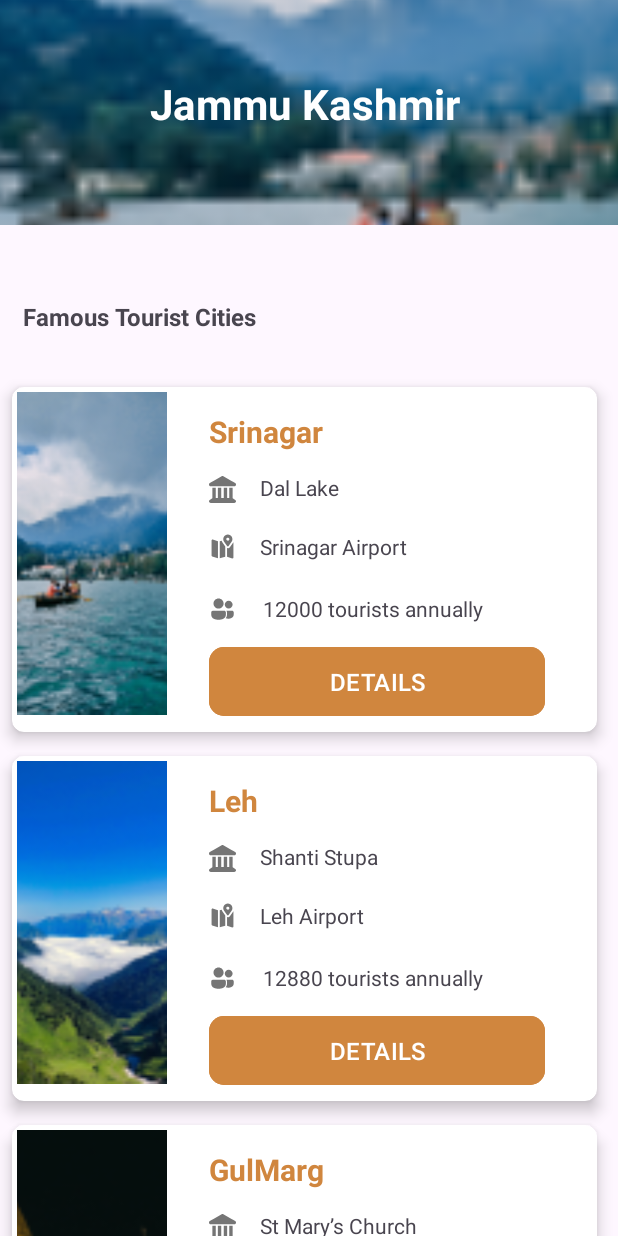
After one commit to Bhuvan588/Tourism-App, an Android app: the JK_Explore screen opened directly, with no data from a screen before it, on a phone screen of 412 x 824 dp. The commit adds this screen. Run offline under Robolectric (Android 15) with nearby library versions, the light colour scheme and no system bars.

Commit message:
Added RecyclerView to JammuKashmirExplore Page

```diff
--- a/app/build.gradle.kts
+++ b/app/build.gradle.kts
@@ -48,6 +48,5 @@ dependencies {
     testImplementation("junit:junit:4.13.2")
     androidTestImplementation("androidx.test.ext:junit:1.1.5")
     implementation("androidx.recyclerview:recyclerview:1.3.2")
-
     androidTestImplementation("androidx.test.espresso:espresso-core:3.5.1")
 }
--- a/app/src/main/AndroidManifest.xml
+++ b/app/src/main/AndroidManifest.xml
@@ -12,6 +12,9 @@
         android:supportsRtl="true"
         android:theme="@style/Theme.MADFINAL"
         tools:targetApi="31">
+        <activity
+            android:name=".JK_Explore"
+            android:exported="false" />
         <activity
             android:name=".JK"
             android:exported="false" />
--- /dev/null
+++ b/app/src/main/java/com/example/mad_final/CityAdapter.java
@@ -0,0 +1,75 @@
+package com.example.mad_final;
+
+// CityAdapter.java
+import android.content.Context;
+import android.view.LayoutInflater;
+import android.view.View;
+import android.view.ViewGroup;
+import android.widget.Button;
+import android.widget.ImageView;
+import android.widget.TextView;
+
+import androidx.annotation.NonNull;
+import androidx.cardview.widget.CardView;
+import androidx.recyclerview.widget.RecyclerView;
+
+import java.util.List;
+
+public class CityAdapter extends RecyclerView.Adapter<CityAdapter.CityViewHolder> {
+
+    private Context context;
+    private List<CityModel> cityList;
+
+    public CityAdapter(Context context, List<CityModel> cityList) {
+        this.context = context;
+        this.cityList = cityList;
+    }
+
+    @NonNull
+    @Override
+    public CityViewHolder onCreateViewHolder(@NonNull ViewGroup parent, int viewType) {
+        View view = LayoutInflater.from(context).inflate(R.layout.city_card_layout, parent, false);
+        return new CityViewHolder(view);
+    }
+
+    @Override
+    public void onBindViewHolder(@NonNull CityViewHolder holder, int position) {
+        CityModel city = cityList.get(position);
+
+        holder.cityImage.setImageResource(city.getCityImage());
+        holder.cityName.setText(city.getCityName());
+        holder.cityLandmark.setText(city.getCityLandmark());
+        holder.cityAirport.setText(city.getCityAirport());
+        holder.cityTourists.setText(city.getCityTourists());
+
+        holder.cityDetailsBtn.setOnClickListener(new View.OnClickListener() {
+            @Override
+            public void onClick(View v) {
+                // Handle button click if needed
+            }
+        });
+    }
+
+    @Override
+    public int getItemCount() {
+        return cityList.size();
+    }
+
+    public static class CityViewHolder extends RecyclerView.ViewHolder {
+        ImageView cityImage;
+        TextView cityName, cityLandmark, cityAirport, cityTourists;
+        Button cityDetailsBtn;
+        CardView cardView;
+
+        public CityViewHolder(@NonNull View itemView) {
+            super(itemView);
+            cityImage = itemView.findViewById(R.id.city_image);
+            cityName = itemView.findViewById(R.id.city_name);
+            cityLandmark = itemView.findViewById(R.id.city_landmark);
+            cityAirport = itemView.findViewById(R.id.city_airport);
+            cityTourists = itemView.findViewById(R.id.city_tourists);
+            cityDetailsBtn = itemView.findViewById(R.id.city_details_btn);
+            cardView = itemView.findViewById(R.id.card_view);
+        }
+    }
+}
--- /dev/null
+++ b/app/src/main/java/com/example/mad_final/CityModel.java
@@ -0,0 +1,57 @@
+package com.example.mad_final;
+// CityModel.java
+public class CityModel {
+    private int cityImage;
+    private String cityName;
+    private String cityLandmark;
+    private String cityAirport;
+    private String cityTourists;
+
+    public CityModel(int cityImage, String cityName, String cityLandmark, String cityAirport, String cityTourists) {
+        this.cityImage = cityImage;
+        this.cityName = cityName;
+        this.cityLandmark = cityLandmark;
+        this.cityAirport = cityAirport;
+        this.cityTourists = cityTourists;
+    }
+
+    public int getCityImage() {
+        return cityImage;
+    }
+
+    public void setCityImage(int cityImage) {
+        this.cityImage = cityImage;
+    }
+
+    public String getCityName() {
+        return cityName;
+    }
+
+    public void setCityName(String cityName) {
+        this.cityName = cityName;
+    }
+
+    public String getCityLandmark() {
+        return cityLandmark;
+    }
+
+    public void setCityLandmark(String cityLandmark) {
+        this.cityLandmark = cityLandmark;
+    }
+
+    public String getCityAirport() {
+        return cityAirport;
+    }
+
+    public void setCityAirport(String cityAirport) {
+        this.cityAirport = cityAirport;
+    }
+
+    public String getCityTourists() {
+        return cityTourists;
+    }
+
+    public void setCityTourists(String cityTourists) {
+        this.cityTourists = cityTourists;
+    }
+}
--- a/app/src/main/java/com/example/mad_final/JK.java
+++ b/app/src/main/java/com/example/mad_final/JK.java
@@ -23,5 +23,15 @@ public class JK extends AppCompatActivity {
                 onBackPressed();
             }
         });
+
+        Button exploreBtn = findViewById(R.id.explore_jk_btn);
+
+        exploreBtn.setOnClickListener(new View.OnClickListener() {
+            @Override
+            public void onClick(View v) {
+                Intent intent = new Intent(getApplicationContext(), JK_Explore.class);
+                startActivity(intent);
+            }
+        });
     }
 }
--- /dev/null
+++ b/app/src/main/java/com/example/mad_final/JK_Explore.java
@@ -0,0 +1,35 @@
+package com.example.mad_final;
+
+import androidx.appcompat.app.AppCompatActivity;
+import androidx.recyclerview.widget.LinearLayoutManager;
+import androidx.recyclerview.widget.RecyclerView;
+
+import android.os.Bundle;
+
+import java.util.ArrayList;
+import java.util.List;
+
+public class JK_Explore extends AppCompatActivity {
+
+    @Override
+    protected void onCreate(Bundle savedInstanceState) {
+        super.onCreate(savedInstanceState);
+        setContentView(R.layout.activity_jk_explore);
+
+
+        RecyclerView recyclerView = findViewById(R.id.recyclerView);
+        recyclerView.setLayoutManager(new LinearLayoutManager(this));
+
+        List<CityModel> cityList = new ArrayList<>();
+        // Add your city data to the list
+        cityList.add(new CityModel(R.mipmap.image_1, "Srinagar", "Dal Lake", "Srinagar Airport", "12000 tourists annually"));
+        cityList.add(new CityModel(R.mipmap.image_2, "Leh", "Shanti Stupa", "Leh Airport", "12880 tourists annually"));
+        cityList.add(new CityModel(R.mipmap.image_3, "GulMarg", "St Mary’s Church", "50km from Srinagar", "6588 tourists annually"));
+        cityList.add(new CityModel(R.mipmap.image_4, "Pahalgam", "Sheshnag Lake", "95km from Srinagar", "9880 tourists annually"));
+
+        // Add more cities as needed
+
+        CityAdapter adapter = new CityAdapter(this, cityList);
+        recyclerView.setAdapter(adapter);
+    }
+}
--- a/app/src/main/java/com/example/mad_final/Place.java
+++ b/app/src/main/java/com/example/mad_final/Place.java
@@ -1,12 +1,12 @@
 package com.example.mad_final;
 
 public class Place {
-    String place_name;
-    String place_rating;
-    String place_status;
+    private String place_name;
+    private String place_rating;
+    private String place_status;
 
-    String place_description;
-    int place_image;
+    private String place_description;
+    private int place_image;
 
     public Place(String place_name, String place_rating, String place_status, int image, String place_description) {
         this.place_name = place_name;
--- /dev/null
+++ b/app/src/main/res/drawable/landmark.xml
@@ -0,0 +1,13 @@
+<vector xmlns:android="http://schemas.android.com/apk/res/android"
+    android:width="12dp"
+    android:height="12dp"
+    android:viewportWidth="12"
+    android:viewportHeight="12">
+  <group>
+    <clip-path
+        android:pathData="M0,0h12v12h-12z"/>
+    <path
+        android:pathData="M5.628,0.098C5.857,-0.033 6.141,-0.033 6.373,0.098L10.399,2.398L10.5,2.438V2.459L11.623,3.101C11.918,3.27 12.063,3.616 11.977,3.945C11.89,4.273 11.592,4.502 11.252,4.502H0.75C0.41,4.502 0.113,4.273 0.026,3.945C-0.061,3.616 0.085,3.27 0.38,3.101L1.5,2.459V2.438L1.603,2.4L5.628,0.098ZM1.5,5.25H3V9.75H3.938V5.25H5.438V9.75H6.563V5.25H8.063V9.75H9V5.25H10.5V9.851C10.514,9.858 10.528,9.867 10.542,9.877L11.667,10.627C11.942,10.809 12.066,11.152 11.97,11.468C11.874,11.784 11.581,12 11.25,12H0.75C0.42,12 0.129,11.784 0.033,11.468C-0.063,11.152 0.059,10.809 0.335,10.627L1.46,9.877C1.474,9.867 1.488,9.86 1.503,9.851V5.25H1.5Z"
+        android:fillColor="#757575"/>
+  </group>
+</vector>
--- /dev/null
+++ b/app/src/main/res/drawable/people.xml
@@ -0,0 +1,9 @@
+<vector xmlns:android="http://schemas.android.com/apk/res/android"
+    android:width="14dp"
+    android:height="14dp"
+    android:viewportWidth="14"
+    android:viewportHeight="14">
+  <path
+      android:pathData="M2.042,8.167L7.875,8.167C8.33,8.167 8.704,8.515 8.746,8.958L8.75,9.042V10.208C8.749,12.25 6.582,12.833 4.958,12.833C3.37,12.833 1.263,12.276 1.17,10.342L1.167,10.208V9.042C1.167,8.587 1.514,8.213 1.957,8.171L2.042,8.167ZM9.035,8.167H11.958C12.413,8.167 12.787,8.513 12.829,8.957L12.833,9.042V9.917C12.833,11.703 11.166,12.25 9.917,12.25C9.52,12.25 9.082,12.194 8.668,12.062C9.049,11.625 9.296,11.069 9.329,10.372L9.333,10.208V9.042C9.333,8.753 9.246,8.487 9.101,8.261L9.035,8.167ZM4.958,1.75C6.408,1.75 7.583,2.925 7.583,4.375C7.583,5.825 6.408,7 4.958,7C3.509,7 2.333,5.825 2.333,4.375C2.333,2.925 3.509,1.75 4.958,1.75ZM10.208,2.917C11.336,2.917 12.25,3.831 12.25,4.958C12.25,6.086 11.336,7 10.208,7C9.081,7 8.167,6.086 8.167,4.958C8.167,3.831 9.081,2.917 10.208,2.917Z"
+      android:fillColor="#757575"/>
+</vector>
--- /dev/null
+++ b/app/src/main/res/drawable/travel_2.xml
@@ -0,0 +1,18 @@
+<vector xmlns:android="http://schemas.android.com/apk/res/android"
+    android:width="15dp"
+    android:height="15dp"
+    android:viewportWidth="15"
+    android:viewportHeight="15">
+  <path
+      android:pathData="M13.548,5.153C13.488,5.267 13.423,5.378 13.352,5.486L11.687,7.817C11.548,8.011 11.364,8.17 11.151,8.279C10.939,8.389 10.703,8.446 10.464,8.446C10.316,8.444 10.169,8.419 10.029,8.374V13.194L12.922,14.103C12.969,14.117 13.017,14.124 13.066,14.124C13.132,14.124 13.197,14.111 13.258,14.086C13.319,14.061 13.374,14.024 13.421,13.977C13.467,13.931 13.504,13.876 13.529,13.815C13.554,13.754 13.567,13.689 13.567,13.623V5.274C13.566,5.233 13.559,5.192 13.548,5.153Z"
+      android:fillColor="#757575"/>
+  <path
+      android:pathData="M7.031,4.327L5.978,4.616V14.005L9.027,13.165V7.517L7.576,5.486C7.326,5.136 7.141,4.743 7.031,4.327Z"
+      android:fillColor="#757575"/>
+  <path
+      android:pathData="M1.635,3.758C1.572,3.805 1.521,3.865 1.486,3.935C1.451,4.005 1.433,4.082 1.433,4.16V12.51C1.433,12.618 1.467,12.722 1.532,12.809C1.596,12.895 1.686,12.959 1.789,12.99L4.976,13.991V4.591L2.078,3.68C2.003,3.658 1.924,3.653 1.847,3.667C1.77,3.68 1.697,3.712 1.635,3.758Z"
+      android:fillColor="#757575"/>
+  <path
+      android:pathData="M10.056,7.234C10.102,7.299 10.164,7.352 10.234,7.389C10.305,7.425 10.384,7.444 10.464,7.444C10.543,7.444 10.622,7.425 10.693,7.389C10.764,7.352 10.825,7.299 10.872,7.234L12.536,4.904C12.809,4.523 12.97,4.074 13.004,3.608C13.038,3.141 12.943,2.674 12.729,2.258C12.514,1.842 12.19,1.493 11.79,1.249C11.391,1.005 10.932,0.876 10.464,0.876C9.996,0.876 9.537,1.005 9.137,1.249C8.738,1.493 8.413,1.842 8.199,2.258C7.985,2.674 7.89,3.141 7.923,3.608C7.957,4.074 8.119,4.523 8.391,4.904L10.056,7.234ZM10.464,2.588C10.629,2.588 10.79,2.637 10.928,2.729C11.065,2.821 11.172,2.951 11.235,3.104C11.298,3.256 11.315,3.424 11.283,3.586C11.25,3.748 11.171,3.897 11.054,4.014C10.937,4.13 10.789,4.21 10.627,4.242C10.465,4.274 10.297,4.258 10.144,4.195C9.992,4.131 9.861,4.024 9.77,3.887C9.678,3.75 9.629,3.588 9.629,3.423C9.629,3.314 9.65,3.205 9.692,3.104C9.734,3.002 9.796,2.91 9.873,2.833C9.951,2.755 10.043,2.694 10.144,2.652C10.246,2.61 10.354,2.588 10.464,2.588Z"
+      android:fillColor="#757575"/>
+</vector>
--- /dev/null
+++ b/app/src/main/res/layout/activity_jk_explore.xml
@@ -0,0 +1,52 @@
+<?xml version="1.0" encoding="utf-8"?>
+<androidx.constraintlayout.widget.ConstraintLayout xmlns:android="http://schemas.android.com/apk/res/android"
+    xmlns:app="http://schemas.android.com/apk/res-auto"
+    xmlns:tools="http://schemas.android.com/tools"
+    android:layout_width="match_parent"
+    android:layout_height="match_parent"
+    tools:context=".JK_Explore">
+
+
+
+    <ImageView
+        android:layout_width="700dp"
+        android:layout_marginLeft="-20dp"
+        android:layout_height="150dp"
+        android:scaleType="centerCrop"
+        android:src="@mipmap/image_1"
+        app:layout_constraintStart_toStartOf="parent"
+        app:layout_constraintTop_toTopOf="parent" />
+
+    <TextView
+        android:layout_width="wrap_content"
+        android:layout_height="wrap_content"
+        android:text="Jammu Kashmir"
+        android:layout_marginTop="50dp"
+        android:textSize="28sp"
+        android:textStyle="bold"
+        android:textColor="@color/white"
+        android:layout_marginLeft="100dp"
+        app:layout_constraintStart_toStartOf="parent"
+        app:layout_constraintTop_toTopOf="parent" />
+
+    <TextView
+        android:layout_width="wrap_content"
+        android:layout_height="wrap_content"
+        android:text="Famous Tourist Cities"
+        android:layout_marginTop="200dp"
+        android:layout_marginLeft="15dp"
+        android:textStyle="bold"
+        android:textSize="16sp"
+        app:layout_constraintStart_toStartOf="parent"
+        app:layout_constraintTop_toTopOf="parent" />
+
+
+    <androidx.recyclerview.widget.RecyclerView
+        android:id="@+id/recyclerView"
+        android:layout_width="match_parent"
+        android:layout_height="match_parent"
+        app:layout_constraintStart_toStartOf="parent"
+        app:layout_constraintTop_toTopOf="parent"
+        android:layout_marginTop="250dp"/>
+
+</androidx.constraintlayout.widget.ConstraintLayout>
--- a/app/src/main/res/layout/activity_main.xml
+++ b/app/src/main/res/layout/activity_main.xml
@@ -18,25 +18,25 @@
         android:layout_height="70dp"
         android:layout_alignParentTop="true"
         android:layout_centerHorizontal="true"
-        android:layout_marginTop="460dp"
-        android:layout_marginEnd="36dp"
+        android:layout_marginStart="68dp"
+        android:layout_marginTop="16dp"
         android:text="Swara Safar"
         android:textColor="@color/primary_orange"
         android:textSize="48sp"
         android:textStyle="bold"
-        app:layout_constraintEnd_toEndOf="parent"
-        app:layout_constraintTop_toTopOf="parent" />
+        app:layout_constraintStart_toStartOf="parent"
+        app:layout_constraintTop_toBottomOf="@+id/textView3" />
 
     <TextView
         android:id="@+id/textView3"
         android:layout_width="wrap_content"
         android:layout_height="wrap_content"
-        android:layout_marginTop="420dp"
-        android:layout_marginEnd="160dp"
+        android:layout_marginStart="160dp"
+        android:layout_marginTop="32dp"
         android:text="Welcome to"
         android:textSize="17sp"
-        app:layout_constraintEnd_toEndOf="parent"
-        app:layout_constraintTop_toTopOf="parent" />
+        app:layout_constraintStart_toStartOf="parent"
+        app:layout_constraintTop_toBottomOf="@+id/imageView" />
 
     <TextView
         android:id="@+id/your_true_c"
@@ -44,7 +44,7 @@
         android:layout_height="112dp"
         android:layout_alignParentLeft="true"
         android:layout_alignParentTop="true"
-        android:layout_marginTop="568dp"
+        android:layout_marginTop="16dp"
         android:layout_marginEnd="72dp"
         android:gravity="center_horizontal|top"
         android:lineSpacingExtra="7sp"
@@ -52,7 +52,7 @@
         android:textSize="20sp"
         android:translationY="-3.5sp"
         app:layout_constraintEnd_toEndOf="parent"
-        app:layout_constraintTop_toTopOf="parent" />
+        app:layout_constraintTop_toBottomOf="@+id/swara_safar" />
 
     <ImageView
         android:id="@+id/imageView"
@@ -69,13 +69,12 @@
         android:id="@+id/explore"
         android:layout_width="187dp"
         android:layout_height="71dp"
-        android:layout_marginEnd="112dp"
-        android:layout_marginBottom="88dp"
+        android:layout_marginStart="112dp"
+        android:layout_marginTop="24dp"
         android:backgroundTint="@color/primary_orange"
+
         android:text="LET'S EXPLORE"
         android:textSize="16sp"
-        app:layout_constraintBottom_toBottomOf="parent"
-        app:layout_constraintEnd_toEndOf="parent"
-
-        />
+        app:layout_constraintStart_toStartOf="parent"
+        app:layout_constraintTop_toBottomOf="@+id/your_true_c" />
 </androidx.constraintlayout.widget.ConstraintLayout>
--- a/app/src/main/res/layout/activity_sign_up.xml
+++ b/app/src/main/res/layout/activity_sign_up.xml
@@ -27,13 +27,13 @@
         android:layout_width="376dp"
         android:layout_height="52dp"
 
+        android:layout_marginStart="24dp"
         android:layout_marginTop="32dp"
-        android:layout_marginEnd="16dp"
         android:fontFamily="sans-serif"
         android:lineHeight="24dp"
         android:text="Welcome to our app. Please make an account to enjoy maximum benefits!!"
         android:textSize="16sp"
-        app:layout_constraintEnd_toEndOf="parent"
+        app:layout_constraintStart_toStartOf="parent"
         app:layout_constraintTop_toBottomOf="@+id/textView" />
 
     <TextView
@@ -41,11 +41,11 @@
         android:layout_width="58dp"
         android:layout_height="26dp"
         android:layout_marginStart="24dp"
-        android:layout_marginTop="248dp"
+        android:layout_marginTop="39dp"
         android:text="Email*"
         android:textStyle="bold"
         app:layout_constraintStart_toStartOf="parent"
-        app:layout_constraintTop_toTopOf="parent" />
+        app:layout_constraintTop_toBottomOf="@+id/textView2" />
 
 
     <com.google.android.material.textfield.TextInputLayout
@@ -77,11 +77,11 @@
         android:layout_width="wrap_content"
         android:layout_height="wrap_content"
         android:layout_marginStart="24dp"
-        android:layout_marginTop="380dp"
+        android:layout_marginTop="31dp"
         android:text="Password*"
         android:textStyle="bold"
         app:layout_constraintStart_toStartOf="parent"
-        app:layout_constraintTop_toTopOf="parent" />
+        app:layout_constraintTop_toBottomOf="@+id/email_layout" />
 
 
     <com.google.android.material.textfield.TextInputLayout
@@ -125,12 +125,12 @@
     <LinearLayout
         android:layout_width="match_parent"
         android:layout_height="wrap_content"
+        android:layout_marginStart="90dp"
+
         android:layout_marginTop="40dp"
-        android:layout_marginLeft="90dp"
-
         android:orientation="horizontal"
-        app:layout_constraintTop_toBottomOf="@+id/sign_up"
-        tools:layout_editor_absoluteX="1dp">
+        app:layout_constraintStart_toStartOf="parent"
+        app:layout_constraintTop_toBottomOf="@+id/sign_up">
 
 
         <TextView
@@ -144,12 +144,14 @@
             android:layout_width="wrap_content"
             android:layout_height="wrap_content"
             android:layout_marginLeft="10dp"
+            android:text="Sign In"
             android:textColor="@color/primary_orange"
             android:textSize="16sp"
-            android:text="Sign In"
             android:textStyle="bold" />
 
     </LinearLayout>
 
 
+
+
 </androidx.constraintlayout.widget.ConstraintLayout>
--- /dev/null
+++ b/app/src/main/res/layout/city_card_layout.xml
@@ -0,0 +1,124 @@
+<?xml version="1.0" encoding="utf-8"?>
+
+
+
+
+<androidx.cardview.widget.CardView
+    xmlns:android="http://schemas.android.com/apk/res/android"
+    xmlns:app="http://schemas.android.com/apk/res-auto"
+    xmlns:tools="http://schemas.android.com/tools"
+    android:layout_width="wrap_content"
+    android:layout_height="230dp"
+    android:layout_margin="8dp"
+    android:id="@+id/card_view"
+    app:cardCornerRadius="8dp"
+    app:cardElevation="6dp">
+
+
+    <androidx.constraintlayout.widget.ConstraintLayout
+        android:layout_width="390dp"
+        android:layout_height="230dp">
+
+        <ImageView
+            android:id="@+id/city_image"
+            android:layout_width="100dp"
+            android:layout_height="215dp"
+            android:layout_marginStart="3dp"
+            android:layout_marginTop="3dp"
+            android:scaleType="centerCrop"
+            app:layout_constraintStart_toStartOf="parent"
+            app:layout_constraintTop_toTopOf="parent"
+            app:srcCompat="@drawable/temple" />
+
+        <TextView
+            android:id="@+id/city_name"
+            android:layout_width="wrap_content"
+            android:layout_height="wrap_content"
+            android:layout_marginStart="28dp"
+            android:layout_marginTop="16dp"
+            android:text="Srinagar"
+            android:textColor="@color/primary_orange"
+            android:textSize="20sp"
+            android:textStyle="bold"
+            app:layout_constraintStart_toEndOf="@+id/city_image"
+            app:layout_constraintTop_toTopOf="parent" />
+
+        <ImageView
+            android:id="@+id/imageView4"
+            android:layout_width="18dp"
+            android:layout_height="18dp"
+            android:layout_marginStart="28dp"
+            android:layout_marginTop="16dp"
+            app:layout_constraintStart_toEndOf="@+id/city_image"
+            app:layout_constraintTop_toBottomOf="@+id/city_name"
+            app:srcCompat="@drawable/landmark" />
+
+        <TextView
+            android:id="@+id/city_landmark"
+            android:layout_width="wrap_content"
+            android:layout_height="wrap_content"
+            android:layout_marginStart="16dp"
+            android:layout_marginTop="14dp"
+            android:text="Dal Lake"
+            android:textSize="14sp"
+            app:layout_constraintStart_toEndOf="@+id/imageView4"
+            app:layout_constraintTop_toBottomOf="@+id/city_name" />
+
+        <ImageView
+            android:id="@+id/imageView5"
+            android:layout_width="18dp"
+            android:layout_height="18dp"
+            android:layout_marginStart="28dp"
+            android:layout_marginTop="20dp"
+            app:layout_constraintStart_toEndOf="@+id/city_image"
+            app:layout_constraintTop_toBottomOf="@+id/imageView4"
+            app:srcCompat="@drawable/travel_2" />
+
+        <TextView
+            android:id="@+id/city_airport"
+            android:layout_width="wrap_content"
+            android:layout_height="wrap_content"
+            android:layout_marginStart="16dp"
+            android:layout_marginTop="20dp"
+            android:text="Srinagar Airport"
+            android:textSize="14sp"
+            app:layout_constraintStart_toEndOf="@+id/imageView5"
+            app:layout_constraintTop_toBottomOf="@+id/city_landmark" />
+
+        <ImageView
+            android:id="@+id/imageView6"
+            android:layout_width="18dp"
+            android:layout_height="18dp"
+            android:layout_marginStart="28dp"
+            android:layout_marginTop="23dp"
+            app:layout_constraintStart_toEndOf="@+id/city_image"
+            app:layout_constraintTop_toBottomOf="@+id/imageView5"
+            app:srcCompat="@drawable/people" />
+
+        <TextView
+            android:id="@+id/city_tourists"
+            android:layout_width="wrap_content"
+            android:layout_height="wrap_content"
+            android:layout_marginStart="18dp"
+            android:layout_marginTop="22dp"
+            android:text="12000 tourists annually"
+            android:textSize="14sp"
+            app:layout_constraintStart_toEndOf="@+id/imageView6"
+            app:layout_constraintTop_toBottomOf="@+id/city_airport" />
+
+        <Button
+            android:id="@+id/city_details_btn"
+            android:layout_width="224dp"
+            android:layout_height="54dp"
+            android:layout_marginStart="28dp"
+            android:layout_marginTop="12dp"
+            android:backgroundTint="@color/primary_orange"
+            android:text="DETAILS"
+            android:textSize="16sp"
+            app:cornerRadius="10dp"
+            app:layout_constraintStart_toEndOf="@+id/city_image"
+            app:layout_constraintTop_toBottomOf="@+id/city_tourists" />
+    </androidx.constraintlayout.widget.ConstraintLayout>
+
+
+</androidx.cardview.widget.CardView>
```
